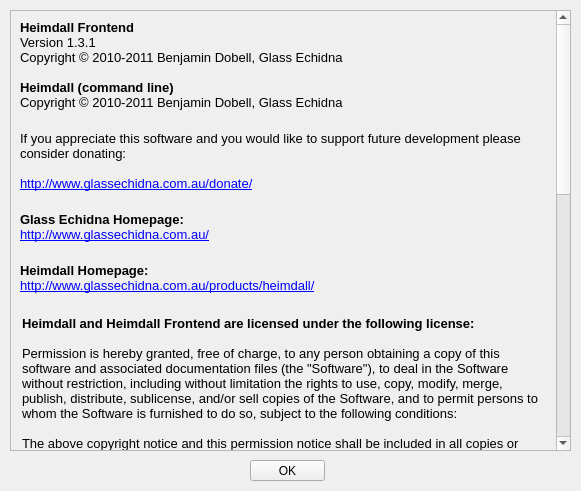
Before: the Qt Designer form heimdall-frontend/aboutform.ui in Benjamin-Dobell/Heimdall, drawn with Qt 5.
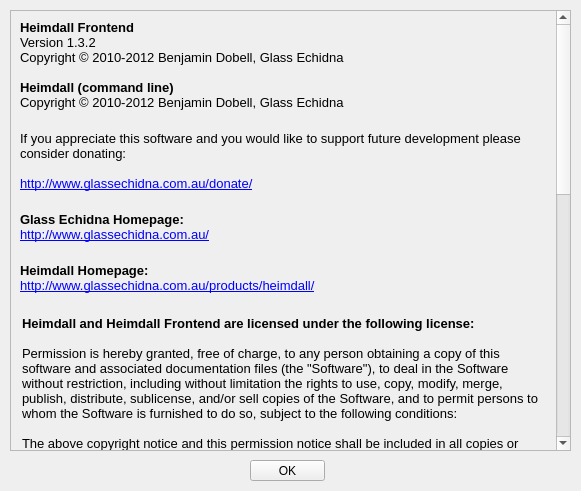
After: the same form once the commit is applied.

Commit message: Updated version to 1.3.2 and copyright notices to 2012.

Diff of the .ui file:
```diff
--- a/heimdall-frontend/aboutform.ui
+++ b/heimdall-frontend/aboutform.ui
@@ -114,11 +114,11 @@
 p, li { white-space: pre-wrap; }
 &lt;/style&gt;&lt;/head&gt;&lt;body style=&quot; font-family:'MS Shell Dlg 2'; font-size:10pt; font-weight:400; font-style:normal;&quot;&gt;
 &lt;p style=&quot; margin-top:0px; margin-bottom:0px; margin-left:0px; margin-right:0px; -qt-block-indent:0; text-indent:0px;&quot;&gt;&lt;span style=&quot; font-weight:600;&quot;&gt;Heimdall Frontend&lt;/span&gt;&lt;/p&gt;
-&lt;p style=&quot; margin-top:0px; margin-bottom:0px; margin-left:0px; margin-right:0px; -qt-block-indent:0; text-indent:0px;&quot;&gt;Version 1.3.1&lt;/p&gt;
-&lt;p style=&quot; margin-top:0px; margin-bottom:0px; margin-left:0px; margin-right:0px; -qt-block-indent:0; text-indent:0px;&quot;&gt;Copyright © 2010-2011 Benjamin Dobell, Glass Echidna&lt;/p&gt;
+&lt;p style=&quot; margin-top:0px; margin-bottom:0px; margin-left:0px; margin-right:0px; -qt-block-indent:0; text-indent:0px;&quot;&gt;Version 1.3.2&lt;/p&gt;
+&lt;p style=&quot; margin-top:0px; margin-bottom:0px; margin-left:0px; margin-right:0px; -qt-block-indent:0; text-indent:0px;&quot;&gt;Copyright © 2010-2012 Benjamin Dobell, Glass Echidna&lt;/p&gt;
 &lt;p style=&quot;-qt-paragraph-type:empty; margin-top:0px; margin-bottom:0px; margin-left:0px; margin-right:0px; -qt-block-indent:0; text-indent:0px;&quot;&gt;&lt;/p&gt;
 &lt;p style=&quot; margin-top:0px; margin-bottom:0px; margin-left:0px; margin-right:0px; -qt-block-indent:0; text-indent:0px;&quot;&gt;&lt;span style=&quot; font-weight:600;&quot;&gt;Heimdall (command line)&lt;/span&gt;&lt;/p&gt;
-&lt;p style=&quot; margin-top:0px; margin-bottom:0px; margin-left:0px; margin-right:0px; -qt-block-indent:0; text-indent:0px;&quot;&gt;Copyright © 2010-2011 Benjamin Dobell, Glass Echidna&lt;/p&gt;
+&lt;p style=&quot; margin-top:0px; margin-bottom:0px; margin-left:0px; margin-right:0px; -qt-block-indent:0; text-indent:0px;&quot;&gt;Copyright © 2010-2012 Benjamin Dobell, Glass Echidna&lt;/p&gt;
 &lt;p style=&quot;-qt-paragraph-type:empty; margin-top:0px; margin-bottom:0px; margin-left:0px; margin-right:0px; -qt-block-indent:0; text-indent:0px;&quot;&gt;&lt;/p&gt;&lt;/body&gt;&lt;/html&gt;</string>
          </property>
          <property name="textFormat">
```
The commit also changes 45 other files.
